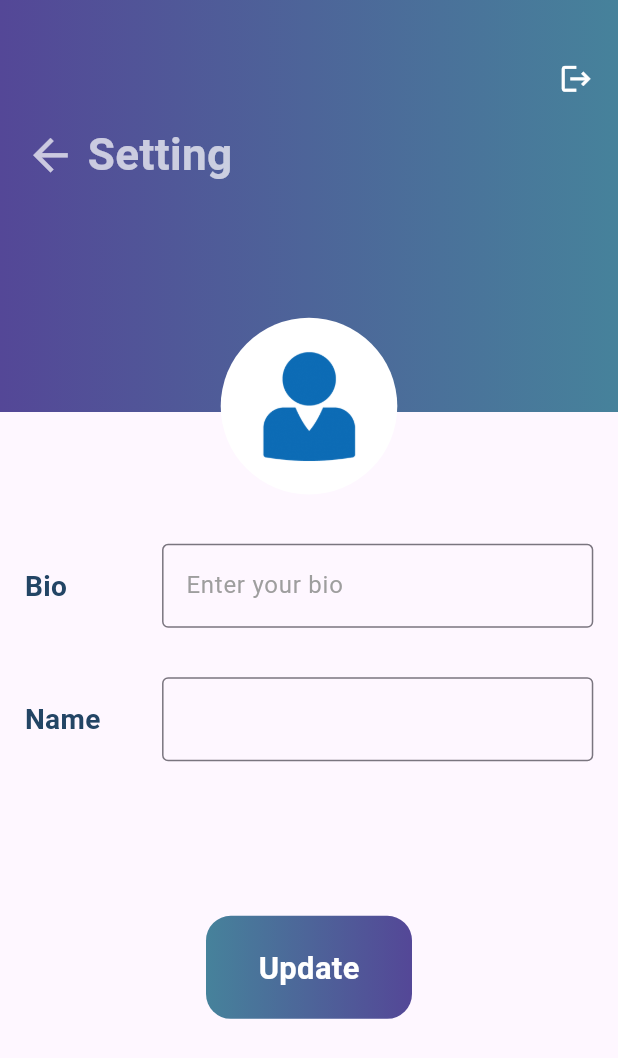
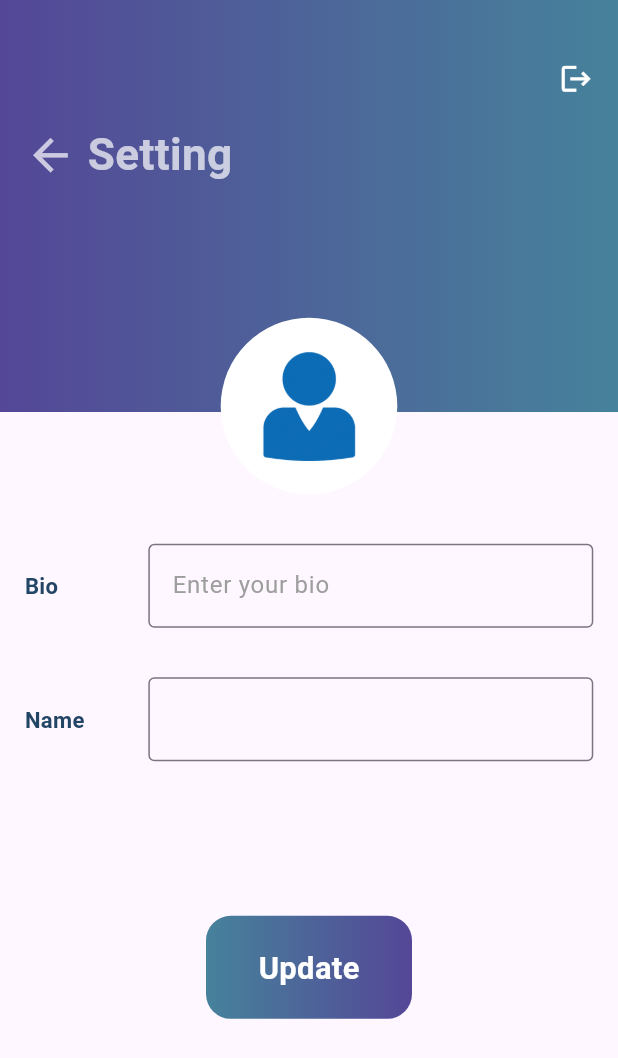
Before and after one commit to aydinNazari/Planla, a Flutter app: the SettingScreen screen opened directly, on a phone screen of 412 x 824 dp. Shown: the top 1058 px of the screen. Run offline on Flutter 3.47's test engine with Material 3 defaults, Android fonts, the phone set to English and light mode, and no system bars; our stand-ins replace cached_network_image, cloud_firestore, connectivity_plus, file_picker, firebase_auth, firebase_core and 7 more; missing offline and left inert: flutter_background_service; accounts and stored records are empty; network calls fail.

Commit message:
26_01_2024

```diff
--- a/lib/screens/setting_screen.dart
+++ b/lib/screens/setting_screen.dart
@@ -214,13 +214,13 @@ class SettingScreen extends StatelessWidget {
               txt,
               style: TextStyle(
                   color: const Color(0xff234565),
-                  fontSize: size.width / 22,
+                  fontSize: size.width / 28,
                   fontWeight: FontWeight.w700),
             ),
           ),
         ),
         Expanded(
-          flex: 7,
+          flex: 8,
           child: Padding(
             padding:
                 EdgeInsets.only(left: size.width / 25, right: size.width / 25),
--- a/lib/widgets/home_screen_scafold_widget.dart
+++ b/lib/widgets/home_screen_scafold_widget.dart
@@ -80,6 +80,7 @@ class _HomeScreenScafoldWidgetState extends State<HomeScreenScafoldWidget> {
                         );
                       },
                       child: SizedBox(
+                        height: size.height/10,
                         child: ProgileImgWidget(
                           url: providerUser.user.imageurl,
                         ),
```
Also changed, not shown: lib/controls/firebase/firestore._methods.dart (+1 -6 lines).
